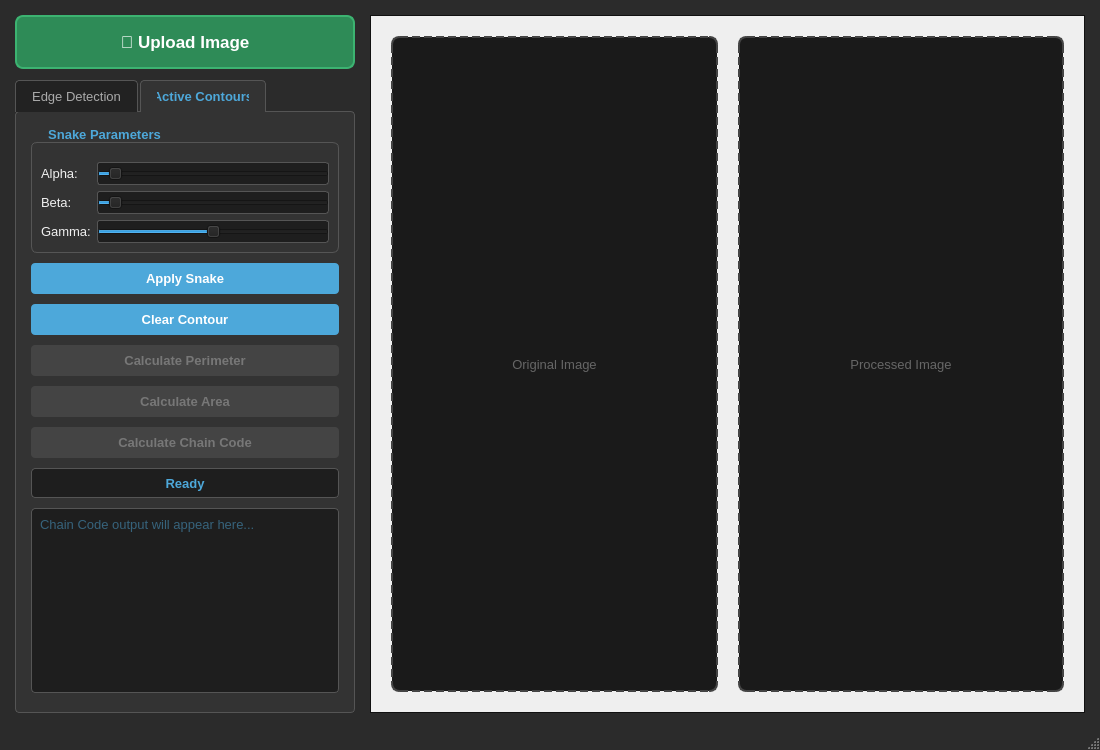
Amr2054/Task_2_CV, file views/main_window.ui: the form before one commit.
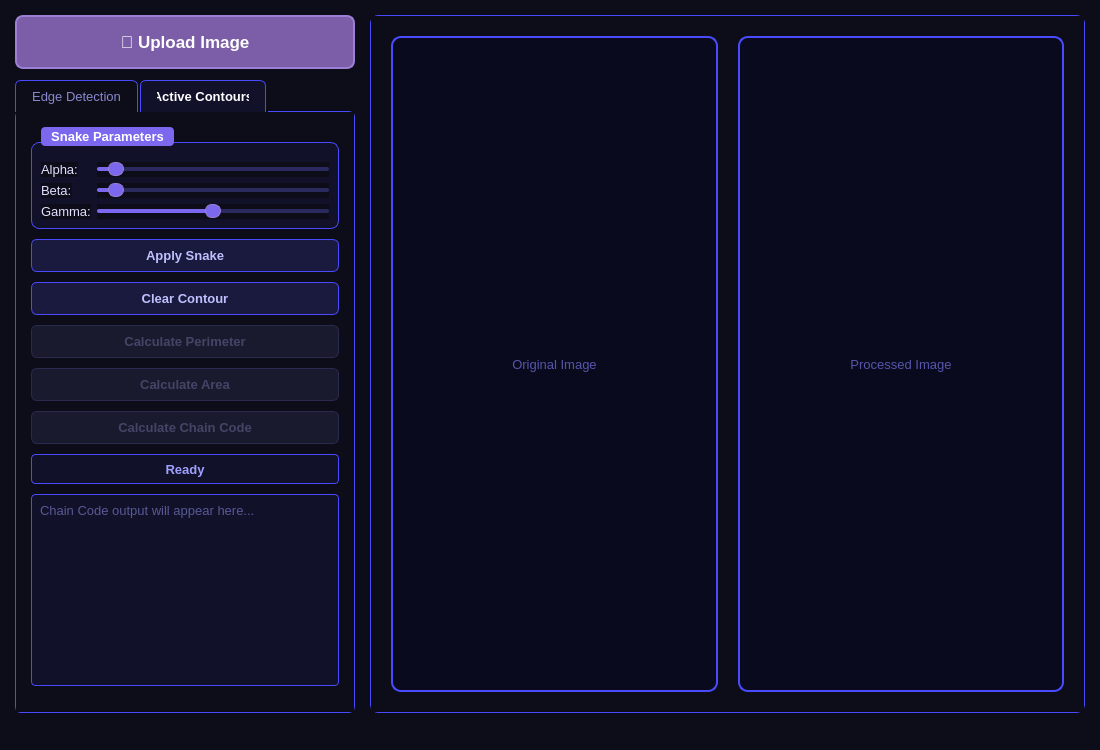
The form after the commit. The open tabs and pages were chosen to show the change.

```diff
--- a/views/main_window.ui
+++ b/views/main_window.ui
@@ -16,24 +16,24 @@
   <property name="styleSheet">
    <string>
     /* Global Styles */
-    QMainWindow { background-color: #2b2b2b; color: #f0f0f0; }
-    QWidget { font-family: 'Segoe UI', Helvetica, Arial, sans-serif; font-size: 10pt; }
-    QLabel { color: #f0f0f0; }
+    QMainWindow { background-color: #0d0d1a; color: #e0e0ff; }
+    QWidget { font-family: 'Segoe UI', Helvetica, Arial, sans-serif; font-size: 10pt; background-color: #0d0d1a; color: #e0e0ff; }
+    QLabel { color: #e0e0ff; }
 
     /* Group Boxes */
-    QGroupBox { font-weight: bold; border: 1px solid #555555; border-radius: 6px; margin-top: 15px; padding-top: 10px; }
-    QGroupBox::title { subcontrol-origin: margin; left: 10px; padding: 0 5px; color: #4DA8DA; }
+    QGroupBox { font-weight: bold; border: 1px solid #4a4aff; border-radius: 8px; margin-top: 15px; padding-top: 10px; background-color: #11112a; }
+    QGroupBox::title { subcontrol-origin: margin; left: 10px; padding: 2px 8px; color: #ffffff; background-color: #7b68ee; border-radius: 4px; }
 
     /* Standard Buttons */
-    QPushButton { background-color: #4DA8DA; color: white; border-radius: 4px; padding: 8px; font-weight: bold; }
-    QPushButton:hover { background-color: #3b8bb8; }
-    QPushButton:pressed { background-color: #2a6a8c; }
-    QPushButton:disabled { background-color: #444444; color: #777777; }
+    QPushButton { background-color: #1a1a3e; color: #c0c0ff; border: 1px solid #4a4aff; border-radius: 6px; padding: 8px; font-weight: bold; }
+    QPushButton:hover { background-color: #2a2a5e; color: #ffffff; border: 1px solid #7b68ee; }
+    QPushButton:pressed { background-color: #0d0d2e; }
+    QPushButton:disabled { background-color: #1a1a2e; color: #444466; border: 1px solid #2a2a4e; }
 
-    /* The NEW Giant Upload Button */
+    /* Upload Button */
     #btnOpenImage {
-    background-color: #2E8B57; /* SeaGreen Accent */
-    border: 2px solid #3CB371;
+    background-color: #7b5ea7;
+    border: 2px solid #9b7fd4;
     color: white;
     font-size: 13pt;
     font-weight: bold;
@@ -45,22 +45,27 @@
     #btnOpenImage:pressed { background-color: #228B22; border: 2px solid #228B22; }
 
     /* Tabs */
-    QTabWidget::pane { border: 1px solid #555555; border-radius: 4px; top: -1px; background-color: #333333; }
-    QTabBar::tab { background: #222222; color: #aaaaaa; padding: 8px 16px; border: 1px solid #555555; border-bottom: none; border-top-left-radius: 4px; border-top-right-radius: 4px; margin-right: 2px; }
-    QTabBar::tab:selected { background: #333333; color: #4DA8DA; font-weight: bold; }
-    QTabBar::tab:hover:!selected { background: #2a2a2a; color: #ffffff; }
+    QTabWidget::pane { border: 1px solid #4a4aff; border-radius: 6px; top: -1px; background-color: #11112a; }
+    QTabBar::tab { background: #0d0d1a; color: #8888cc; padding: 8px 16px; border: 1px solid #4a4aff; border-bottom: none; border-top-left-radius: 6px; border-top-right-radius: 6px; margin-right: 2px; }
+    QTabBar::tab:selected { background: #11112a; color: #ffffff; font-weight: bold; }
+    QTabBar::tab:hover:!selected { background: #1a1a3e; color: #ffffff; }
 
     /* Inputs */
-    QSpinBox, QSlider { background-color: #1e1e1e; color: white; border: 1px solid #555555; border-radius: 3px; padding: 3px; }
-    QCheckBox { color: #f0f0f0; spacing: 8px; }
-    QCheckBox::indicator { width: 16px; height: 16px; border-radius: 3px; border: 1px solid #555555; background: #1e1e1e; }
-    QCheckBox::indicator:checked { background: #4DA8DA; }
+    QSpinBox { background-color: #11112a; color: #e0e0ff; border: 1px solid #4a4aff; border-radius: 4px; padding: 3px; }
+    QSlider::groove:horizontal { height: 4px; background: #2a2a5e; border-radius: 2px; }
+    QSlider::handle:horizontal { background: #7b68ee; border: 1px solid #9b7fd4; width: 14px; height: 14px; margin: -5px 0; border-radius: 7px; }
+    QSlider::sub-page:horizontal { background: #7b68ee; border-radius: 2px; }
+    QCheckBox { color: #e0e0ff; spacing: 8px; }
+    QCheckBox::indicator { width: 16px; height: 16px; border-radius: 3px; border: 1px solid #4a4aff; background: #11112a; }
+    QCheckBox::indicator:checked { background: #7b68ee; border: 1px solid #9b7fd4; }
 
     /* Text Outputs */
-    QTextEdit { background-color: #1e1e1e; color: #4DA8DA; border: 1px solid #555555; border-radius: 4px; padding: 4px; }
+    QTextEdit { background-color: #11112a; color: #a0a0ff; border: 1px solid #4a4aff; border-radius: 4px; padding: 4px; }
 
     /* Scroll Area / Image Canvas */
-    QScrollArea { background-color: #1e1e1e; border: 1px solid #111111; }
+    QScrollArea { background-color: #0d0d1a; border: 1px solid #4a4aff; border-radius: 8px; }
+    QScrollBar:vertical { background: #11112a; width: 10px; border-radius: 5px; }
+    QScrollBar::handle:vertical { background: #4a4aff; border-radius: 5px; }
    </string>
   </property>
   <widget class="QWidget" name="centralwidget">
@@ -382,7 +387,7 @@
               </size>
              </property>
              <property name="styleSheet">
-              <string>background-color: #1e1e1e; border: 1px solid #555555; border-radius: 4px; font-weight: bold; color: #4DA8DA;</string>
+              <string>background-color: #11112a; border: 1px solid #4a4aff; border-radius: 4px; font-weight: bold; color: #a0a0ff;</string>
              </property>
              <property name="text">
               <string>Ready</string>
@@ -458,7 +463,7 @@
            </size>
           </property>
           <property name="styleSheet">
-           <string>background-color: #1a1a1a; border: 2px dashed #444444; border-radius: 8px; color: #666666;</string>
+           <string>background-color: #0a0a1f; border: 2px solid #4a4aff; border-radius: 10px; color: #5555aa;</string>
           </property>
           <property name="text">
            <string>Original Image</string>
@@ -477,7 +482,7 @@
            </size>
           </property>
           <property name="styleSheet">
-           <string>background-color: #1a1a1a; border: 2px dashed #444444; border-radius: 8px; color: #666666;</string>
+           <string>background-color: #0a0a1f; border: 2px solid #4a4aff; border-radius: 10px; color: #5555aa;</string>
           </property>
           <property name="text">
            <string>Processed Image</string>
```
Left out of the diff: 4 changed lines with no effect on the pictures.
